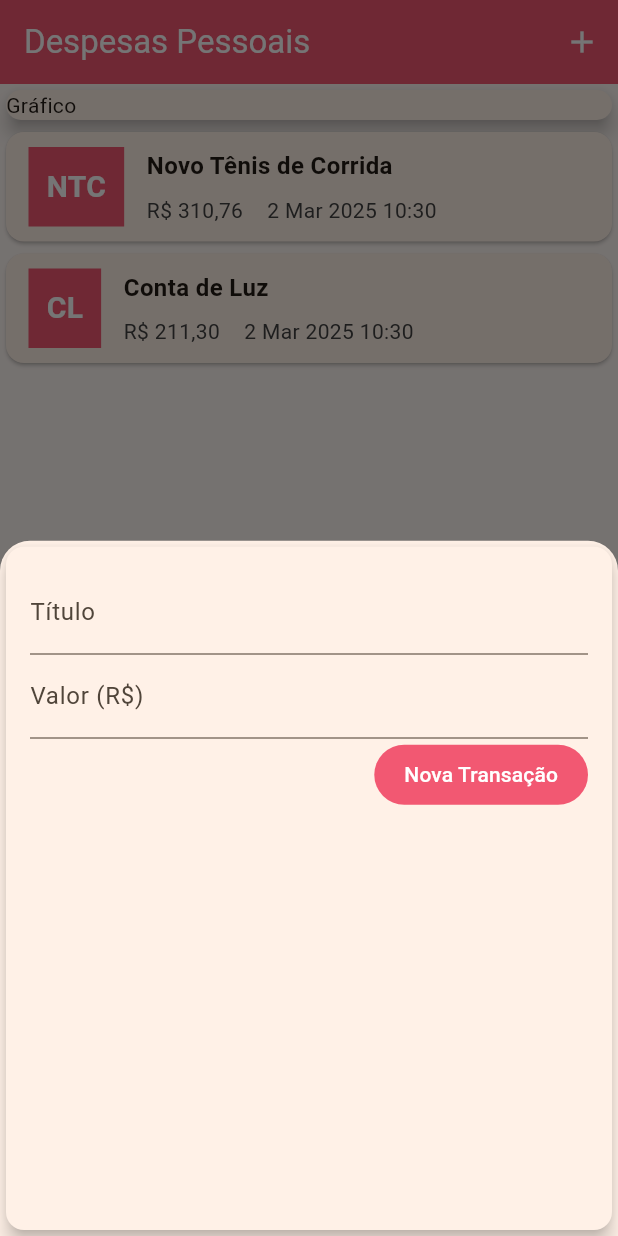
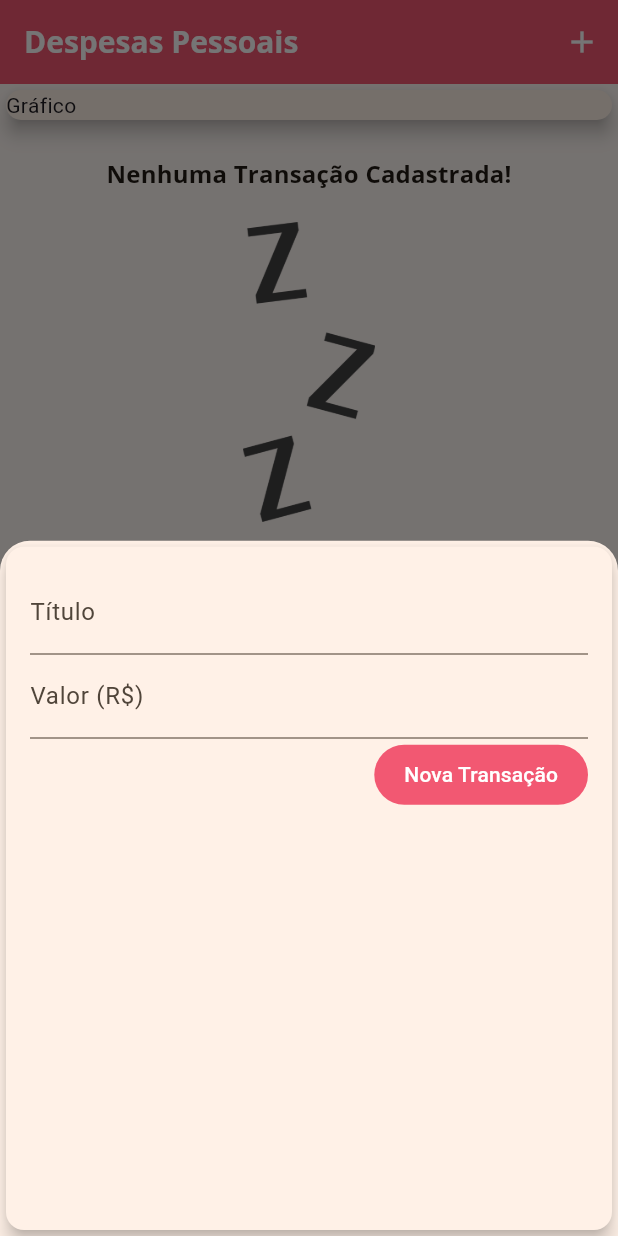
Before and after one commit to IsaiasFernandes/expenses_flutter, a Flutter app: the screen it shows after launch, after a tap on the "add" icon, on a phone screen of 412 x 824 dp. Run offline on Flutter 3.47's test engine with Material 3 defaults, Android fonts, the phone set to English and light mode, and no system bars; our stand-ins replace flutter_multi_formatter.

Commit message:
adiconando fontes e imagens para o app criando validação de lista caso seja vazio

```diff
--- a/lib/main.dart
+++ b/lib/main.dart
@@ -11,7 +11,12 @@ class ExpensesApp extends StatelessWidget {
   Widget build(BuildContext context) {
     return MaterialApp(
       theme: ThemeData(
+        fontFamily: 'Quicksand',
+        textTheme: ThemeData.light().textTheme.copyWith(
+          titleMedium: TextStyle(fontFamily: 'OpenSans', fontWeight: FontWeight.bold, fontSize: 16),
+        ),
         appBarTheme: AppBarTheme(
+          titleTextStyle: TextStyle(fontFamily: 'OpenSans', fontWeight: FontWeight.bold, fontSize: 20),
           backgroundColor: Color(AppColors.colorPrimary),
           foregroundColor: Colors.white,
         ),
--- a/lib/presentation/viewmodels/transactionViewmodel.dart
+++ b/lib/presentation/viewmodels/transactionViewmodel.dart
@@ -6,9 +6,9 @@ import '../../domain/models/transaction.dart';
 
 class TransactionViewModel extends ChangeNotifier {
 
-  final List<Transaction> _transactions = [
+  final List<Transaction> _transactions = [/*
     Transaction(id: 'T1', title: 'Novo Tênis de Corrida', value: 310.76, date: DateTime.now()),
-    Transaction(id: 'T2', title: 'Conta de Luz', value: 211.30, date: DateTime.now())
+    Transaction(id: 'T2', title: 'Conta de Luz', value: 211.30, date: DateTime.now())*/
   ];
   List<Transaction> get transactions => _transactions;
 
--- /dev/null
+++ b/lib/presentation/views/home/buildEmptyList/buildEmptyList.dart
@@ -0,0 +1,24 @@
+import 'package:flutter/cupertino.dart';
+import 'package:flutter/material.dart';
+
+import '../../../../utils/strings.dart';
+
+Widget buildEmptyList(BuildContext context) {
+  return Container(
+    height: 300,
+    child: Column(
+      children: [
+        SizedBox(height: 20),
+        Text(
+          AppStrings.listaTransacoesVazia,
+          style: Theme.of(context).textTheme.titleMedium,
+        ),
+        SizedBox(height: 20),
+        Container(
+          height: 200,
+          child: Image.asset('assets/images/waiting.png', fit: BoxFit.cover),
+        ),
+      ],
+    ),
+  );
+}
--- a/lib/presentation/views/home/card/cardAdpter.dart
+++ b/lib/presentation/views/home/card/cardAdpter.dart
@@ -26,7 +26,7 @@ class CardAdapter extends Card {
             margin: EdgeInsets.symmetric(horizontal: 15, vertical: 10),
             decoration: BoxDecoration(
               border: Border.all(color: Theme.of(context).primaryColor, width: 2),
-              color: Theme.of(context).primaryColor,
+              color: Color(AppColors.colorPrimary),
             ),
             padding: EdgeInsets.all(10),
             child: Text(
@@ -44,7 +44,7 @@ class CardAdapter extends Card {
             children: [
               Text(
                 transaction.title,
-                style: TextStyle(fontSize: 16, fontWeight: FontWeight.bold),
+                style: Theme.of(context).textTheme.titleMedium,
               ),
               Row(
                 children: [
--- a/lib/presentation/views/home/myHomePage.dart
+++ b/lib/presentation/views/home/myHomePage.dart
@@ -4,6 +4,7 @@ import 'package:flutter/material.dart';
 import 'package:provider/provider.dart';
 
 import '../../../utils/strings.dart';
+import 'buildEmptyList/buildEmptyList.dart';
 import 'card/cardAdpter.dart';
 
 class MyHomePage extends StatefulWidget {
@@ -46,14 +47,13 @@ class _MyHomePage extends State<MyHomePage> {
           children: <Widget>[
             Container(
               width: double.infinity,
-              child: Card(
-                child: Text('Gráfico'),
-                elevation: 5,
-              ),
+              child: Card(child: Text('Gráfico'), elevation: 5),
             ),
             Consumer<TransactionViewModel>(
-              builder:
-                  (context, viewModel, child) => ListView.builder(
+              builder: (context, viewModel, child) {
+                return viewModel.transactions.isEmpty
+                    ? buildEmptyList(context)
+                    : ListView.builder(
                       shrinkWrap: true,
                       physics: NeverScrollableScrollPhysics(),
                       itemCount: viewModel.transactions.length,
@@ -62,7 +62,8 @@ class _MyHomePage extends State<MyHomePage> {
                           transaction: viewModel.transactions[index],
                         );
                       },
-                  ),
+                    );
+              },
             ),
           ],
         ),
--- a/lib/utils/strings.dart
+++ b/lib/utils/strings.dart
@@ -4,6 +4,7 @@ class AppStrings {
   static const String tituloLabel = 'Título';
   static const String valorLabel = 'Valor (R\$)';
   static const String tituloBotao = 'Nova Transação';
+  static const String listaTransacoesVazia = 'Nenhuma Transação Cadastrada!';
 }
 
 class AppColors {
```
Also changed, not shown: pubspec.yaml (+13 -8 lines), assets/fonts/OpenSans-Bold.ttf (added), assets/fonts/OpenSans-Regular.ttf (added), assets/fonts/Quicksand-Bold.ttf (added), assets/fonts/Quicksand-Light.ttf (added), assets/fonts/Quicksand-Medium.ttf (added), assets/fonts/Quicksand-Regular.ttf (added), assets/images/waiting.png (added). Lines whose indentation alone changed are shown as unchanged.
